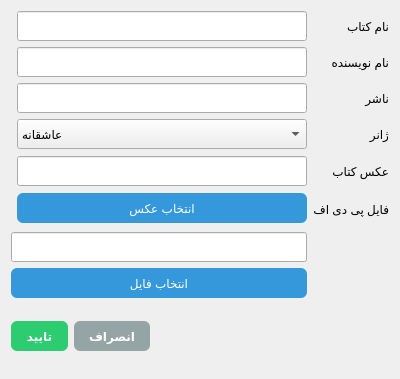
Qt form editbookdialog.ui (mozali1386-alt/Ketab_e_Man) before a commit.
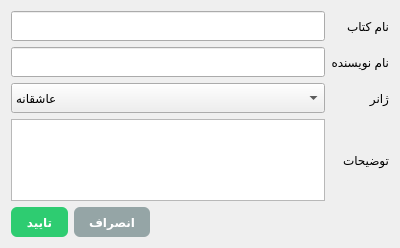
The same form after that commit.

Commit message: add admin book edit file

What changed in the file:
```diff
--- a/editbookdialog.ui
+++ b/editbookdialog.ui
@@ -7,136 +7,14 @@
     <x>0</x>
     <y>0</y>
     <width>400</width>
-    <height>379</height>
+    <height>248</height>
    </rect>
   </property>
   <property name="windowTitle">
    <string>ویرایش اطلاعات کتاب</string>
   </property>
   <layout class="QGridLayout" name="gridLayout">
-   <item row="0" column="3">
-    <widget class="QLabel" name="label">
-     <property name="text">
-      <string>نام کتاب</string>
-     </property>
-    </widget>
-   </item>
-   <item row="1" column="3">
-    <widget class="QLabel" name="label_2">
-     <property name="text">
-      <string>نام نویسنده</string>
-     </property>
-    </widget>
-   </item>
-   <item row="5" column="3">
-    <widget class="QLabel" name="label_4">
-     <property name="text">
-      <string>عکس کتاب</string>
-     </property>
-    </widget>
-   </item>
-   <item row="6" column="2" colspan="2">
-    <widget class="QLabel" name="label_3">
-     <property name="text">
-      <string>فایل پی دی اف</string>
-     </property>
-    </widget>
-   </item>
-   <item row="1" column="1">
-    <widget class="QLineEdit" name="lineEdit_2">
-     <property name="minimumSize">
-      <size>
-       <width>0</width>
-       <height>30</height>
-      </size>
-     </property>
-    </widget>
-   </item>
-   <item row="0" column="1">
-    <widget class="QLineEdit" name="lineEdit">
-     <property name="minimumSize">
-      <size>
-       <width>0</width>
-       <height>30</height>
-      </size>
-     </property>
-    </widget>
-   </item>
-   <item row="2" column="3">
-    <widget class="QLabel" name="label_5">
-     <property name="text">
-      <string>ناشر</string>
-     </property>
-    </widget>
-   </item>
-   <item row="4" column="1">
-    <widget class="QComboBox" name="comboBox">
-     <property name="minimumSize">
-      <size>
-       <width>0</width>
-       <height>30</height>
-      </size>
-     </property>
-     <item>
-      <property name="text">
-       <string>عاشقانه</string>
-      </property>
-     </item>
-     <item>
-      <property name="text">
-       <string>علمی تخیلی</string>
-      </property>
-     </item>
-     <item>
-      <property name="text">
-       <string>ترسناک</string>
-      </property>
-     </item>
-     <item>
-      <property name="text">
-       <string>کلاسیک</string>
-      </property>
-     </item>
-     <item>
-      <property name="text">
-       <string>جنایی</string>
-      </property>
-     </item>
-     <item>
-      <property name="text">
-       <string>هنری</string>
-      </property>
-     </item>
-     <item>
-      <property name="text">
-       <string>طنز</string>
-      </property>
-     </item>
-     <item>
-      <property name="text">
-       <string>تاریخی</string>
-      </property>
-     </item>
-    </widget>
-   </item>
-   <item row="2" column="1">
-    <widget class="QLineEdit" name="lineEdit_5">
-     <property name="minimumSize">
-      <size>
-       <width>0</width>
-       <height>30</height>
-      </size>
-     </property>
-    </widget>
-   </item>
-   <item row="4" column="3">
-    <widget class="QLabel" name="label_6">
-     <property name="text">
-      <string>ژانر</string>
-     </property>
-    </widget>
-   </item>
-   <item row="10" column="0" rowspan="2" colspan="4">
+   <item row="4" column="0">
     <layout class="QHBoxLayout" name="horizontalLayout">
      <item>
       <widget class="QPushButton" name="pushButton_3">
@@ -207,91 +85,106 @@
      </item>
     </layout>
    </item>
-   <item row="7" column="0" colspan="2">
-    <layout class="QVBoxLayout" name="verticalLayout">
+   <item row="0" column="0">
+    <widget class="QLineEdit" name="lineEdit_namebook">
+     <property name="minimumSize">
+      <size>
+       <width>0</width>
+       <height>30</height>
+      </size>
+     </property>
+    </widget>
+   </item>
+   <item row="1" column="1">
+    <widget class="QLabel" name="label_2">
+     <property name="text">
+      <string>نام نویسنده</string>
+     </property>
+    </widget>
+   </item>
+   <item row="2" column="0">
+    <widget class="QComboBox" name="comboBox_genre">
+     <property name="minimumSize">
+      <size>
+       <width>0</width>
+       <height>30</height>
+      </size>
+     </property>
      <item>
-      <widget class="QLineEdit" name="lineEdit_3">
-       <property name="minimumSize">
-        <size>
-         <width>0</width>
-         <height>30</height>
-        </size>
-       </property>
-       <property name="readOnly">
-        <bool>true</bool>
-       </property>
-      </widget>
+      <property name="text">
+       <string>عاشقانه</string>
+      </property>
      </item>
      <item>
-      <widget class="QPushButton" name="pushButton">
-       <property name="minimumSize">
-        <size>
-         <width>0</width>
-         <height>30</height>
-        </size>
-       </property>
-       <property name="styleSheet">
-        <string notr="true">QPushButton {
-    background-color: #3498db;
-    color: white;
-    font-family: &quot;Tahoma&quot;;
-    font-size: 12px;
-    border-radius: 6px;
-    padding: 6px 15px;
-}
-QPushButton:hover {
-    background-color: #2980b9;
-}</string>
-       </property>
-       <property name="text">
-        <string>انتخاب فایل</string>
-       </property>
-      </widget>
+      <property name="text">
+       <string>علمی تخیلی</string>
+      </property>
      </item>
-    </layout>
-   </item>
-   <item row="5" column="1" rowspan="2">
-    <layout class="QVBoxLayout" name="verticalLayout_2">
      <item>
-      <widget class="QLineEdit" name="lineEdit_4">
-       <property name="minimumSize">
-        <size>
-         <width>0</width>
-         <height>30</height>
-        </size>
-       </property>
-       <property name="readOnly">
-        <bool>true</bool>
-       </property>
-      </widget>
+      <property name="text">
+       <string>ترسناک</string>
+      </property>
      </item>
      <item>
-      <widget class="QPushButton" name="pushButton_2">
-       <property name="minimumSize">
-        <size>
-         <width>0</width>
-         <height>30</height>
-        </size>
-       </property>
-       <property name="styleSheet">
-        <string notr="true">QPushButton {
-    background-color: #3498db;
-    color: white;
-    font-family: &quot;Tahoma&quot;;
-    font-size: 12px;
-    border-radius: 6px;
-    padding: 6px 15px;
-}
-QPushButton:hover {
-    background-color: #2980b9;
-}</string>
-       </property>
-       <property name="text">
-        <string>انتخاب عکس</string>
-       </property>
-      </widget>
+      <property name="text">
+       <string>کلاسیک</string>
+      </property>
      </item>
-    </layout>
+     <item>
+      <property name="text">
+       <string>جنایی</string>
+      </property>
+     </item>
+     <item>
+      <property name="text">
+       <string>هنری</string>
+      </property>
+     </item>
+     <item>
+      <property name="text">
+       <string>طنز</string>
+      </property>
+     </item>
+     <item>
+      <property name="text">
+       <string>تاریخی</string>
+      </property>
+     </item>
+    </widget>
+   </item>
+   <item row="1" column="0">
+    <widget class="QLineEdit" name="lineEdit_nameauthor">
+     <property name="minimumSize">
+      <size>
+       <width>0</width>
+       <height>30</height>
+      </size>
+     </property>
+    </widget>
+   </item>
+   <item row="2" column="1">
+    <widget class="QLabel" name="label_6">
+     <property name="text">
+      <string>ژانر</string>
+     </property>
+    </widget>
+   </item>
+   <item row="0" column="1">
+    <widget class="QLabel" name="label">
+     <property name="text">
+      <string>نام کتاب</string>
+     </property>
+    </widget>
+   </item>
+   <item row="3" column="0">
+    <widget class="QTextEdit" name="textEdit_tozih"/>
+   </item>
+   <item row="3" column="1">
+    <widget class="QLabel" name="label_3">
+     <property name="text">
+      <string>توضیحات</string>
+     </property>
+    </widget>
    </item>
   </layout>
  </widget>
```
Left out of the diff: 19 changed lines with no effect on the pictures. The commit also changes 2 other files.
